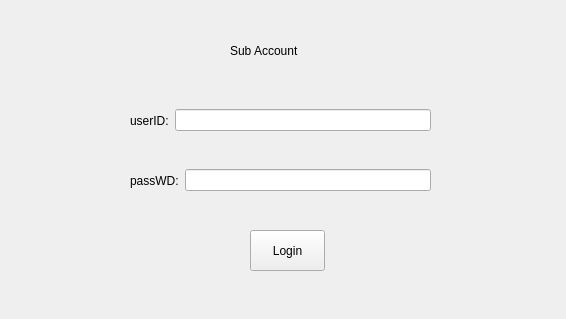
The window that UI/subAccount_login.ui (Country-If/TeraCloud) describes before a commit, drawn with Qt 5.
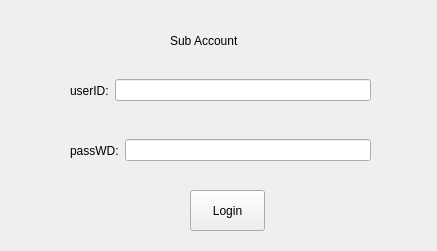
The same window after the commit.

```diff
--- a/UI/subAccount_login.ui
+++ b/UI/subAccount_login.ui
@@ -6,8 +6,8 @@
    <rect>
     <x>0</x>
     <y>0</y>
-    <width>566</width>
-    <height>319</height>
+    <width>437</width>
+    <height>251</height>
    </rect>
   </property>
   <property name="windowTitle">
@@ -16,8 +16,8 @@
   <widget class="QLabel" name="label_3">
    <property name="geometry">
     <rect>
-     <x>230</x>
-     <y>20</y>
+     <x>170</x>
+     <y>10</y>
      <width>171</width>
      <height>61</height>
     </rect>
@@ -29,8 +29,8 @@
   <widget class="QWidget" name="layoutWidget">
    <property name="geometry">
     <rect>
-     <x>130</x>
-     <y>100</y>
+     <x>70</x>
+     <y>70</y>
      <width>301</width>
      <height>41</height>
     </rect>
@@ -51,8 +51,8 @@
   <widget class="QWidget" name="layoutWidget">
    <property name="geometry">
     <rect>
-     <x>130</x>
-     <y>160</y>
+     <x>70</x>
+     <y>130</y>
      <width>301</width>
      <height>41</height>
     </rect>
@@ -77,8 +77,8 @@
   <widget class="QPushButton" name="Login_btn">
    <property name="geometry">
     <rect>
-     <x>250</x>
-     <y>230</y>
+     <x>190</x>
+     <y>190</y>
      <width>75</width>
      <height>41</height>
     </rect>
```
